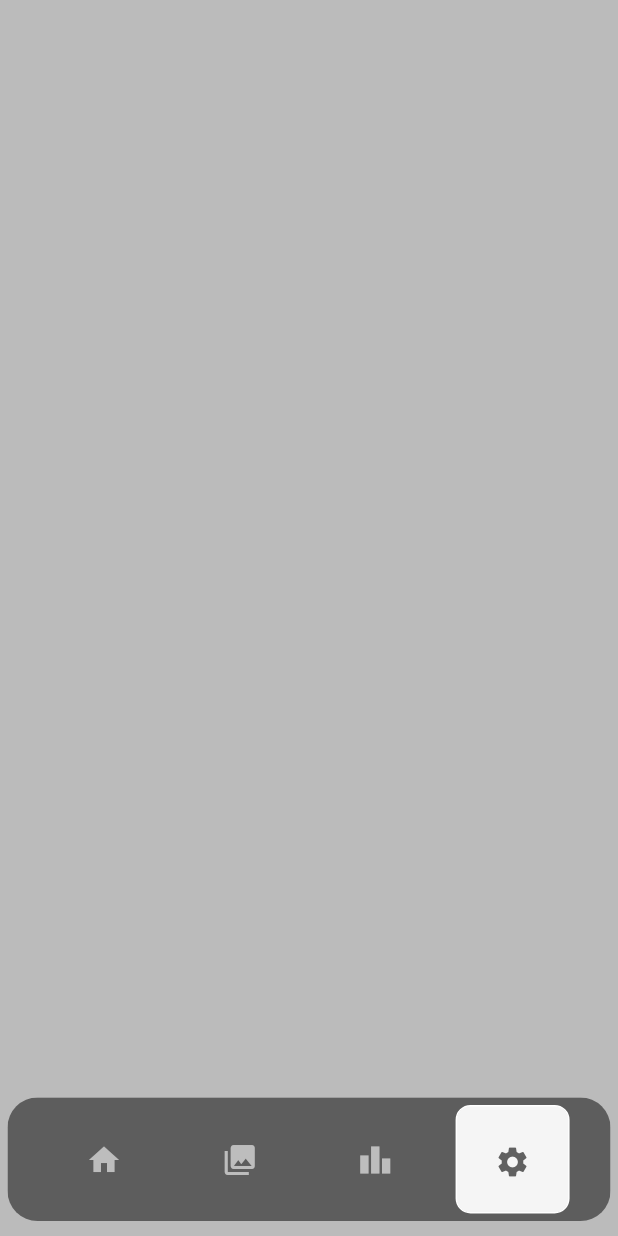
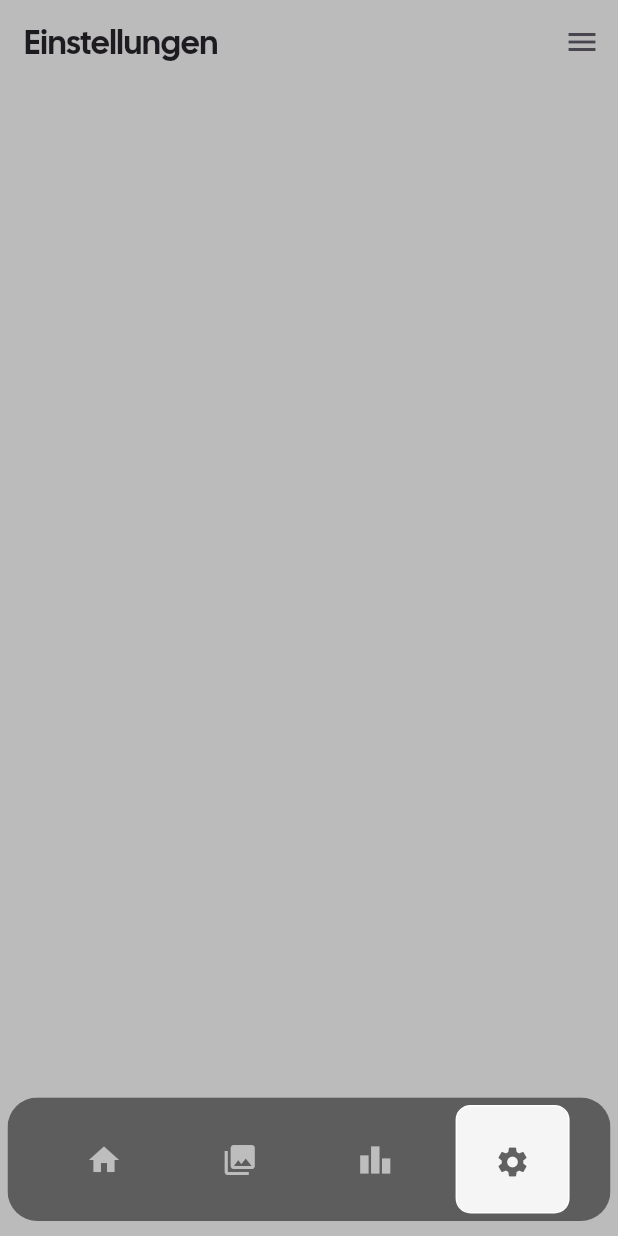
Before and after one commit to BlJanosch/Hermes, a Flutter app: the Settings screen opened directly, on a phone screen of 412 x 824 dp. Run offline on Flutter 3.47's test engine with Material 3 defaults, Android fonts, the phone set to English and light mode, and no system bars; drawn by our look-alikes of google_nav_bar; our stand-ins replace flutter_map, flutter_svg, geolocator, latlong2; missing offline and left inert: flutter_map_location_marker.

Commit message:
Added AppBar to Settings Pages

```diff
--- a/src/frontend/hermes/lib/pages/settings.dart
+++ b/src/frontend/hermes/lib/pages/settings.dart
@@ -13,6 +13,16 @@ class _SettingsState extends State<Settings> {
   Widget build(BuildContext context) {
     return Scaffold(
       backgroundColor: Colors.grey.withOpacity(0.7),
+      appBar: AppBar(
+        title: Text('Einstellungen'),
+        backgroundColor: Colors.transparent,
+        actions: [
+          IconButton(
+            icon: Icon(Icons.menu), // Drei-Striche-Menü
+            onPressed: () {},
+          ),
+        ],
+      ),
       body: Stack(
         children: [
           Positioned(
```
